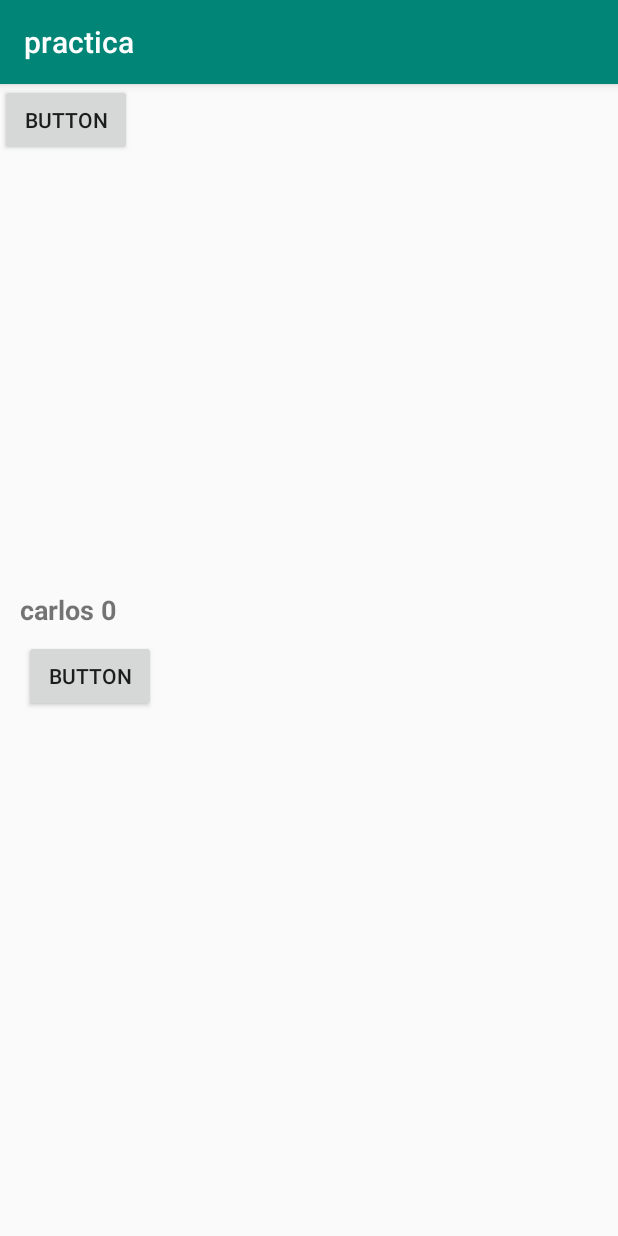
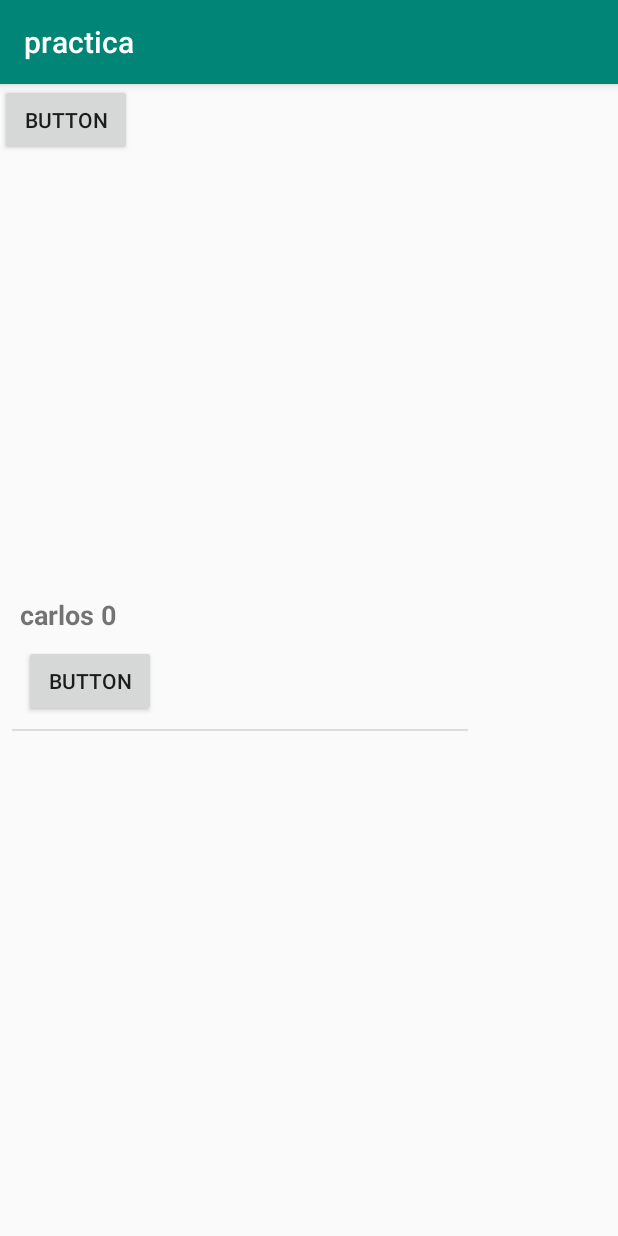
Before and after one commit to crrlos/practica, an Android app: the screen it shows after launch (MainActivity), after a tap on "BUTTON", on a phone screen of 412 x 824 dp. Run offline under Robolectric (Android 15) with nearby library versions, the phone set to English and light mode, and no system bars.

Commit message:
Se agregó separador de elementos

```diff
--- a/app/src/main/java/com/example/carlos/practica/MainActivity.java
+++ b/app/src/main/java/com/example/carlos/practica/MainActivity.java
@@ -1,7 +1,9 @@
 package com.example.carlos.practica;
 
+import android.support.v4.content.ContextCompat;
 import android.support.v7.app.AppCompatActivity;
 import android.os.Bundle;
+import android.support.v7.widget.DividerItemDecoration;
 import android.support.v7.widget.LinearLayoutManager;
 import android.support.v7.widget.RecyclerView;
 import android.util.Log;
@@ -35,7 +37,10 @@ public class MainActivity extends AppCompatActivity {
             }
         });
 
+
         mRecyclerView = findViewById(R.id.recyclerView);
+        DividerItemDecoration itemDecor = new DividerItemDecoration(mRecyclerView.getContext(), DividerItemDecoration.VERTICAL);
+        mRecyclerView.addItemDecoration(itemDecor);
 
         // use this setting to improve performance if you know that changes
         // in content do not change the layout size of the RecyclerView
@@ -44,6 +49,8 @@ public class MainActivity extends AppCompatActivity {
         // use a linear layout manager
         mLayoutManager = new LinearLayoutManager(this);
         mRecyclerView.setLayoutManager(mLayoutManager);
+
+
 
 
         // specify an adapter (see also next example)
--- a/app/src/main/res/layout/activity_main.xml
+++ b/app/src/main/res/layout/activity_main.xml
@@ -9,10 +9,11 @@
     <android.support.v7.widget.RecyclerView
         android:id="@+id/recyclerView"
         android:layout_width="304dp"
-        android:layout_height="392dp"
+        android:layout_height="388dp"
         android:layout_marginStart="8dp"
         android:layout_marginTop="8dp"
         android:layout_marginBottom="8dp"
+        android:clickable="true"
         app:layout_constraintBottom_toBottomOf="parent"
         app:layout_constraintStart_toStartOf="parent"
         app:layout_constraintTop_toTopOf="parent"
--- a/app/src/main/res/layout/elemento_lista.xml
+++ b/app/src/main/res/layout/elemento_lista.xml
@@ -4,7 +4,11 @@
     xmlns:tools="http://schemas.android.com/tools"
     android:layout_width="match_parent"
     android:layout_height="wrap_content"
-    android:orientation="vertical">
+    android:orientation="vertical"
+    android:clickable="true"
+    android:focusable="true"
+    android:background="?attr/selectableItemBackground"
+    >
 
     <TextView
         android:id="@+id/lst_txtView"
```
